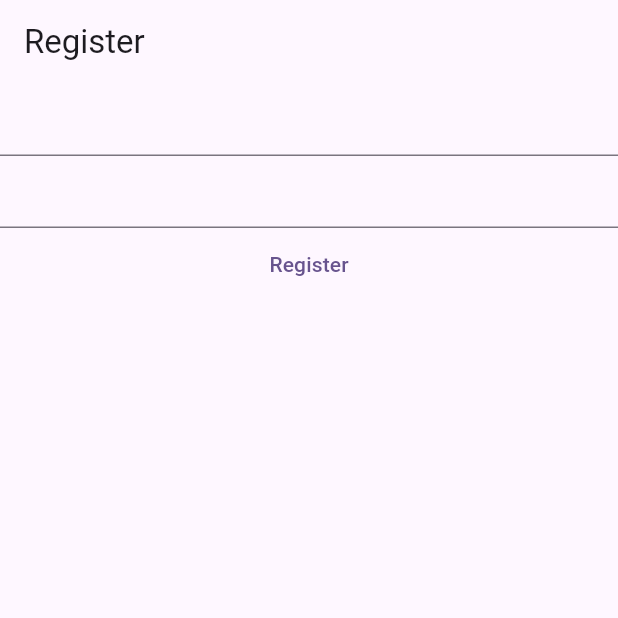
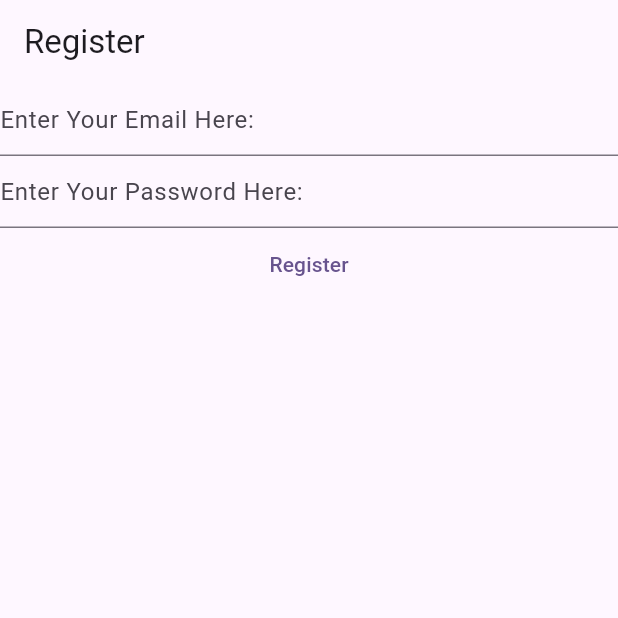
Before and after one commit to TheTahaYaseen/Fanatic, a Flutter app: the screen it shows after launch, on a phone screen of 412 x 824 dp, the top half of it. Run offline on Flutter 3.47's test engine with Material 2 defaults, Android fonts, the phone set to English and light mode, and no system bars; our stand-ins replace firebase_core; accounts and stored records are empty.

```diff
--- a/lib/main.dart
+++ b/lib/main.dart
@@ -44,8 +44,16 @@ class _HomePageState extends State<HomePage> {
       ),
       body: Column(
         children: [
-          TextField(),
-          TextField(),
+          TextField(
+            controller: _email,
+            decoration:
+                const InputDecoration(hintText: "Enter Your Email Here: "),
+          ),
+          TextField(
+            controller: _password,
+            decoration:
+                const InputDecoration(hintText: "Enter Your Password Here: "),
+          ),
           TextButton(
             onPressed: () {},
             child: const Text("Register"),
```
Also changed, not shown: lib/firebase_options.dart (added), 5 other files.
